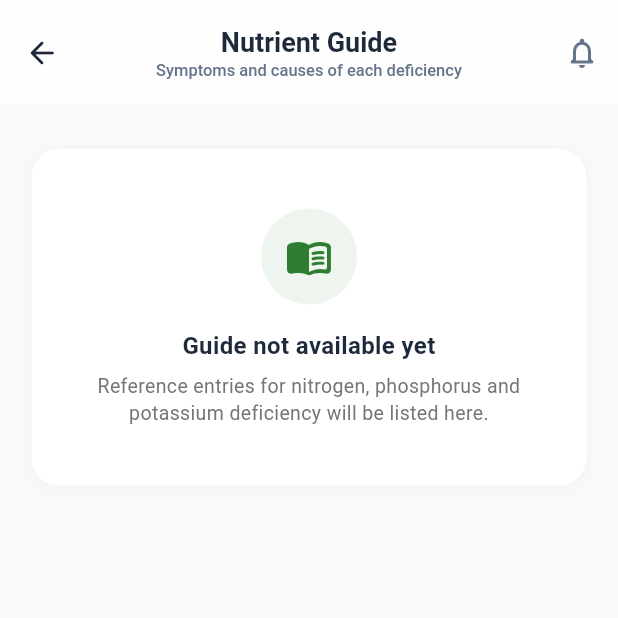
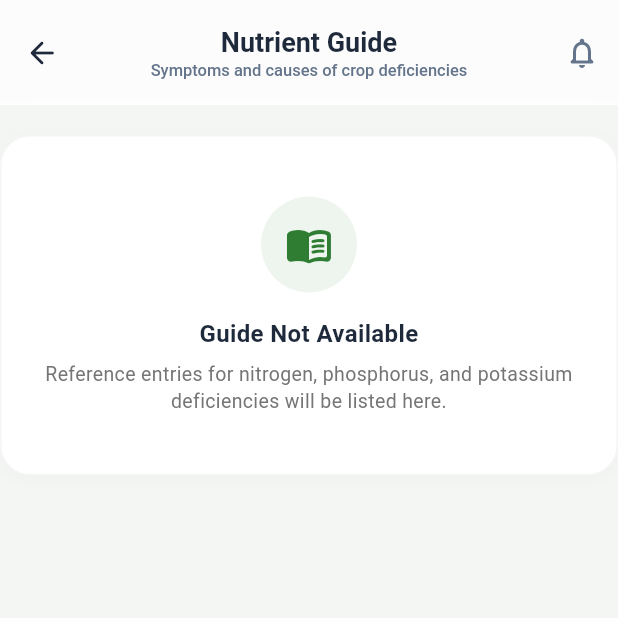
Before and after one commit to dunkinnn/corndetector, a Flutter app: the NutrientGuideScreen screen opened directly, on a phone screen of 412 x 824 dp, the top half of it. Run offline on Flutter 3.47's test engine with Material 3 defaults, Android fonts, the phone set to English and light mode, and no system bars; our stand-ins replace camera, flutter_secure_storage, image_picker, shared_preferences, supabase_flutter; accounts and stored records are empty.

Commit message:
Update: Refactor Nutrient Guide Screen for improved data handling and UI

```diff
--- a/lib/screens/nutrient_guide_screen.dart
+++ b/lib/screens/nutrient_guide_screen.dart
@@ -14,9 +14,14 @@ class NutrientGuideScreen extends StatefulWidget {
 
 class _NutrientGuideScreenState extends State<NutrientGuideScreen> {
   static const Color _primaryColor = Color(0xFF2E7D32);
-  static const Color _darkText = Color(0xFF1E293B);
+  static const Color _bgCanvas = Color(0xFFF4F6F4);
+  static const Color _textMain = Color(0xFF0F172A);
+  static const Color _textMuted = Color(0xFF64748B);
 
   late final Future<List<DeficiencyReference>> _guideFuture;
+
+  List<DeficiencyReference> _allEntries = [];
+  bool _isDataLoaded = false;
 
   @override
   void initState() {
@@ -26,66 +31,107 @@ class _NutrientGuideScreenState extends State<NutrientGuideScreen> {
 
   @override
   Widget build(BuildContext context) {
+    final topPadding =
+        MediaQuery.of(context).padding.top + AppTopBar.height + 20;
+
     return Scaffold(
-      backgroundColor: const Color(0xFFF8FAF8),
+      backgroundColor: _bgCanvas,
       extendBodyBehindAppBar: true,
       appBar: const AppTopBar(
         title: 'Nutrient Guide',
-        description: 'Symptoms and causes of each deficiency',
+        description: 'Symptoms and causes of crop deficiencies',
         showProfile: false,
         showBack: true,
       ),
-
-      body: SingleChildScrollView(
-        physics: const BouncingScrollPhysics(),
-        padding: const EdgeInsets.symmetric(horizontal: 20.0, vertical: 8.0),
-        child: Column(
-          crossAxisAlignment: CrossAxisAlignment.start,
-          children: [
-            SizedBox(
-              height:
-                  MediaQuery.of(context).padding.top + AppTopBar.height + 20,
-            ),
-            FutureBuilder<List<DeficiencyReference>>(
+      body: FutureBuilder<List<DeficiencyReference>>(
         future: _guideFuture,
         builder: (context, snapshot) {
           if (snapshot.connectionState != ConnectionState.done) {
-                  return const Padding(
-                    padding: EdgeInsets.symmetric(vertical: 40),
-                    child: Center(
-                      child: CircularProgressIndicator(color: _primaryColor),
-                    ),
-                  );
-                }
-                final entries = snapshot.data ?? [];
-                if (entries.isEmpty) {
-                  return const EmptyState(
-                    icon: Icons.menu_book_rounded,
-                    title: 'Guide not available yet',
-                    message:
-                        'Reference entries for nitrogen, phosphorus and potassium '
-                        'deficiency will be listed here.',
-                  );
-                }
-                return Column(children: entries.map(_buildEntryCard).toList());
-              },
-            ),
-            const SizedBox(height: 110), // Space to avoid bottom bar overlap
-          ],
-        ),
+            return const Center(
+              child: CircularProgressIndicator(
+                color: _primaryColor,
+                strokeWidth: 2.5,
               ),
             );
           }
 
-  Widget _buildEntryCard(DeficiencyReference entry) {
+          if (!_isDataLoaded && snapshot.hasData) {
+            _allEntries = snapshot.data ?? [];
+            _isDataLoaded = true;
+          }
+
+          if (_allEntries.isEmpty) {
+            return Padding(
+              padding: EdgeInsets.only(top: topPadding),
+              child: const EmptyState(
+                icon: Icons.menu_book_rounded,
+                title: 'Guide Not Available',
+                message:
+                    'Reference entries for nitrogen, phosphorus, and potassium '
+                    'deficiencies will be listed here.',
+              ),
+            );
+          }
+
+          return ListView(
+            physics: const AlwaysScrollableScrollPhysics(
+              parent: BouncingScrollPhysics(),
+            ),
+            padding: EdgeInsets.fromLTRB(16.0, topPadding, 16.0, 40.0),
+            children: [
+              // --- List of Cards ---
+              if (_allEntries.isEmpty)
+                Container(
+                  padding: const EdgeInsets.all(24),
+                  alignment: Alignment.center,
+                  decoration: BoxDecoration(
+                    color: Colors.white,
+                    borderRadius: BorderRadius.circular(16),
+                    border: Border.all(color: const Color(0xFFE2E8F0)),
+                  ),
+                  child: const Text(
+                    'No matching nutrient deficiency found.',
+                    style: TextStyle(color: _textMuted, fontSize: 14),
+                  ),
+                )
+              else
+                ..._allEntries.map(_buildExpandableNutrientCard),
+            ],
+          );
+        },
+      ),
+    );
+  }
+
+  // --- Expandable Nutrient Card Component ---
+  Widget _buildExpandableNutrientCard(DeficiencyReference entry) {
+    final themeColor = _getNutrientColor(entry.label);
+
     return Container(
       margin: const EdgeInsets.only(bottom: 12),
-      padding: const EdgeInsets.all(16),
       decoration: BoxDecoration(
         color: Colors.white,
-        borderRadius: BorderRadius.circular(18),
-        border: Border.all(color: Colors.grey.shade100),
+        borderRadius: BorderRadius.circular(16),
+        border: Border.all(color: const Color(0xFFE2E8F0)),
       ),
+      child: Padding(
+        padding: const EdgeInsets.all(16),
+        child: Column(
+          crossAxisAlignment: CrossAxisAlignment.start,
+          children: [
+            Row(
+              crossAxisAlignment: CrossAxisAlignment.start,
+              children: [
+                Container(
+                  padding: const EdgeInsets.all(10),
+                  decoration: BoxDecoration(
+                    color: themeColor.withValues(alpha: 0.1),
+                    borderRadius: BorderRadius.circular(12),
+                  ),
+                  child: Icon(Icons.eco_rounded, color: themeColor, size: 20),
+                ),
+                const SizedBox(width: 12),
+                Expanded(
                   child: Column(
                     crossAxisAlignment: CrossAxisAlignment.start,
                     children: [
@@ -94,16 +140,37 @@ class _NutrientGuideScreenState extends State<NutrientGuideScreen> {
                         style: const TextStyle(
                           fontWeight: FontWeight.bold,
                           fontSize: 15,
-              color: _darkText,
+                          color: _textMain,
                         ),
                       ),
-          const SizedBox(height: 8),
+                      const SizedBox(height: 6),
                       Text(
                         entry.symptom,
-            style: TextStyle(fontSize: 13, color: Colors.grey.shade700, height: 1.4),
+                        style: const TextStyle(
+                          fontSize: 12,
+                          color: _textMuted,
+                          height: 1.3,
+                        ),
                       ),
                     ],
                   ),
+                ),
+              ],
+            ),
+          ],
+        ),
+      ),
     );
   }
+
+  // Utility to give distinctive visual identities to nutrients
+  Color _getNutrientColor(String label) {
+    final lower = label.toLowerCase();
+    if (lower.contains('nitrogen')) return const Color(0xFF16A34A); // Green
+    if (lower.contains('phosphorus'))
+      return const Color(0xFFEA580C); // Orange/Red
+    if (lower.contains('potassium')) return const Color(0xFF2563EB); // Blue
+    if (lower.contains('healthy')) return const Color(0xFF059669); // Emerald
+    return _primaryColor;
   }
+}
```
Lines whose indentation alone changed are shown as unchanged.
